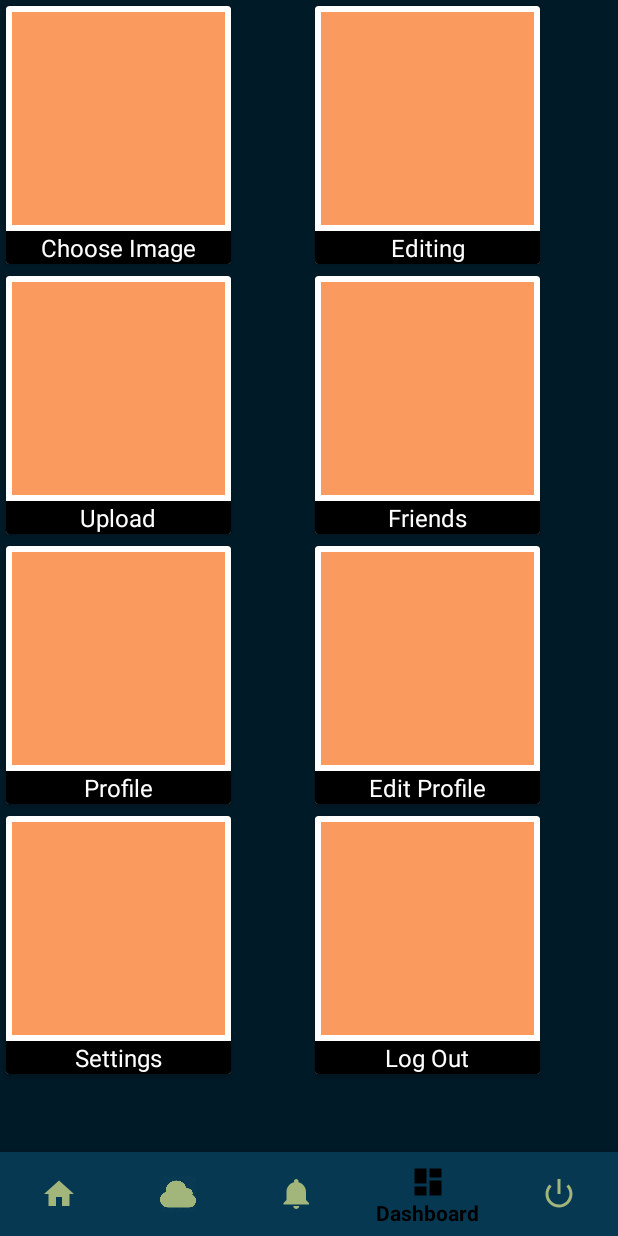
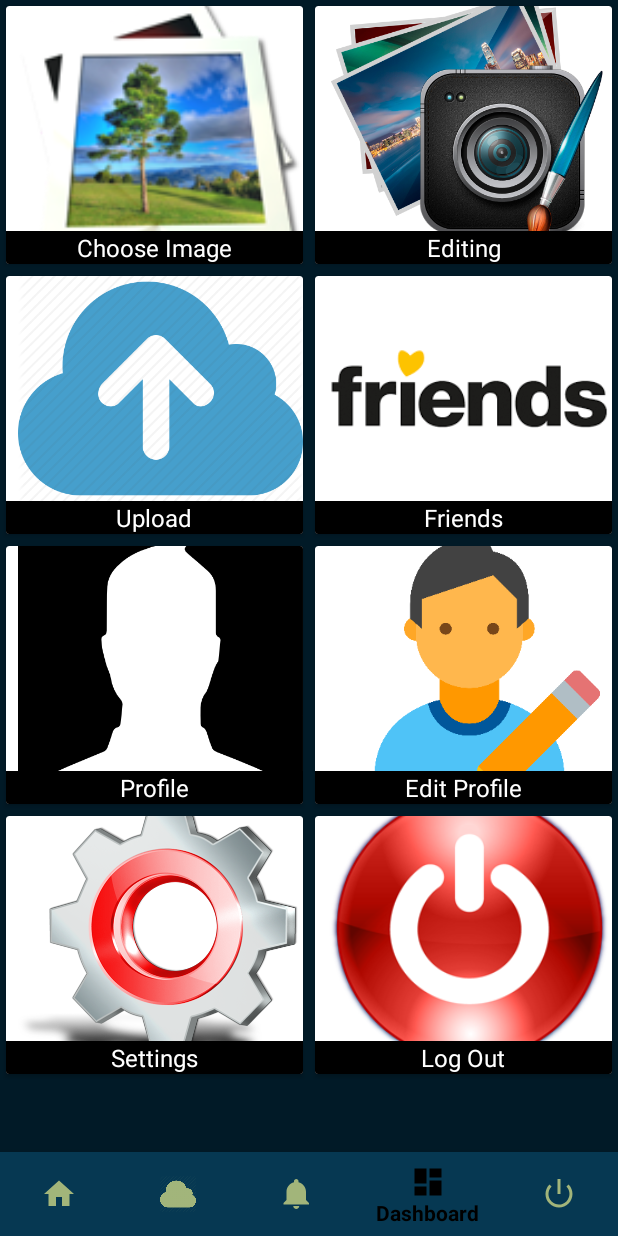
Before and after one commit to Ashu-Y/Moments, an Android app: the fragment Upload_picture placed in its activity, item 4 of the bottom bar chosen, on a phone screen of 412 x 824 dp. Run offline under Robolectric (Android 15) with nearby library versions, the phone set to English and light mode, and no system bars; our stand-ins replace Firebase (no records; nobody signed in at launch, a user with empty details on screens opened directly); libraries missing offline, so code that uses them is left out: com.facebook, com.facebook.login.

Commit message:
camera and dashboard

```diff
--- a/app/src/main/java/com/practice/android/moments/RecyclerView/DashboardRecyclerAdapter.java
+++ b/app/src/main/java/com/practice/android/moments/RecyclerView/DashboardRecyclerAdapter.java
@@ -5,6 +5,7 @@ import android.content.Context;
 import android.content.DialogInterface;
 import android.content.Intent;
 import android.content.pm.PackageManager;
+import android.graphics.Point;
 import android.os.Build;
 import android.provider.MediaStore;
 import android.support.v4.app.ActivityCompat;
@@ -13,6 +14,7 @@ import android.support.v7.app.AlertDialog;
 import android.support.v7.widget.CardView;
 import android.support.v7.widget.RecyclerView;
 import android.util.Log;
+import android.view.Display;
 import android.view.LayoutInflater;
 import android.view.View;
 import android.view.View.OnClickListener;
@@ -21,6 +23,7 @@ import android.widget.ImageView;
 import android.widget.TextView;
 import android.widget.Toast;
 
+import com.bumptech.glide.Glide;
 import com.practice.android.moments.Activities.SettingsActivity;
 import com.practice.android.moments.Editing.EditingActivity;
 import com.practice.android.moments.Fragments.DashboardFragment;
@@ -62,12 +65,21 @@ public class DashboardRecyclerAdapter extends RecyclerView.Adapter<DashboardRecy
     @Override
     public void onBindViewHolder(DashViewHolder holder, int position) {
 //        holder.setData(itemList.get(position), position);
+        Display display = dashFragment.getActivity().getWindowManager().getDefaultDisplay();
+        Point size = new Point();
+        display.getSize(size);
+        holder.dashText.setText(itemList.get(position).getUsername());
+        holder.dashImage.setMinimumWidth(((size.x) / 2));
 
-        holder.dashText.setText(itemList.get(position).getUsername());
+        Log.i("Dash", String.valueOf(size.x / 2));
 
-//        Picasso.with(mContext)
-//                .load(itemList.get(position).getImageId())
-//                .into(holder.dashImage);
+        holder.dashImage.getLayoutParams().width = size.x / 2;
+        holder.dashImage.requestLayout();
+
+        Glide.with(mContext)
+                .load(itemList.get(position).getImageId())
+
+                .into(holder.dashImage);
 
 //        Picasso.with(mContext)
 //                .load(itemList.get(position).getImageId())
@@ -172,10 +184,6 @@ public class DashboardRecyclerAdapter extends RecyclerView.Adapter<DashboardRecy
     }
 
 
-
-
-
-
     public class DashViewHolder extends RecyclerView.ViewHolder {
 
         CardView dashCard;
--- a/app/src/main/res/layout/dashboard_list_item.xml
+++ b/app/src/main/res/layout/dashboard_list_item.xml
@@ -13,11 +13,11 @@
 
         <ImageView
             android:id="@+id/dash_image"
-            android:layout_width="150dp"
+            android:layout_width="wrap_content"
             android:layout_height="150dp"
             android:adjustViewBounds="true"
-            android:padding="4dp"
-            android:scaleType="fitXY"
+            android:padding="8dp"
+            android:scaleType="center"
             android:src="#c6f97e32"/>
 
         <TextView
--- a/app/src/main/res/layout/fragment_blank.xml
+++ b/app/src/main/res/layout/fragment_blank.xml
@@ -86,18 +86,21 @@
             android:textColor="@android:color/white">
 
             <RadioButton
+                android:id="@+id/gender_male"
                 android:layout_width="wrap_content"
                 android:layout_height="wrap_content"
                 android:layout_marginRight="8dp"
                 android:text="Male"/>
 
             <RadioButton
+                android:id="@+id/gender_female"
                 android:layout_width="wrap_content"
                 android:layout_height="wrap_content"
                 android:layout_marginRight="8dp"
                 android:text="Female"/>
 
             <RadioButton
+                android:id="@+id/gender_prefer_not_to_tell"
                 android:layout_width="wrap_content"
                 android:layout_height="wrap_content"
                 android:text="Prefer not to tell"/>
```
Also changed, not shown: app/src/main/java/com/practice/android/moments/Fragments/ProfileEditingFragment.java (+37 -8 lines), app/src/main/java/com/practice/android/moments/Fragments/Upload_picture.java (+52 -21 lines).
